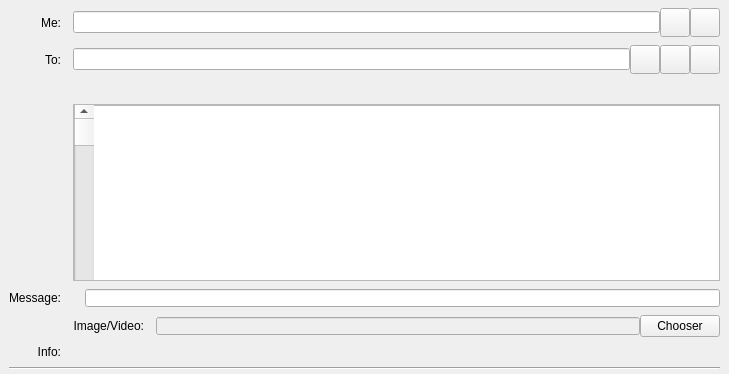
The window that src/qt/forms/chatentry.ui (mceme/ImageCoin) describes before a commit, drawn with Qt 5.
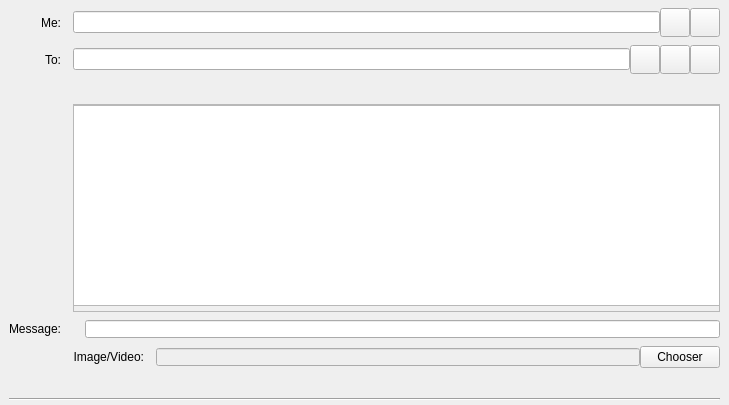
The same window after the commit. Custom widgets are drawn as their Qt base class.

The edit to the form file:
```diff
--- a/src/qt/forms/chatentry.ui
+++ b/src/qt/forms/chatentry.ui
@@ -7,7 +7,7 @@
     <x>0</x>
     <y>0</y>
     <width>729</width>
-    <height>374</height>
+    <height>405</height>
    </rect>
   </property>
   <property name="focusPolicy">
@@ -49,7 +49,7 @@
     <item row="14" column="0">
      <widget class="QLabel" name="messageLabel">
       <property name="text">
-       <string>Info:</string>
+       <string/>
       </property>
       <property name="alignment">
        <set>Qt::AlignRight|Qt::AlignTrailing|Qt::AlignVCenter</set>
@@ -116,7 +116,7 @@
            <x>0</x>
            <y>0</y>
            <width>649</width>
-           <height>168</height>
+           <height>199</height>
           </rect>
          </property>
          <widget class="QTableView" name="chattableView">
@@ -129,19 +129,6 @@
            </rect>
           </property>
          </widget>
-         <widget class="QScrollBar" name="verticalScrollBar">
-          <property name="geometry">
-           <rect>
-            <x>0</x>
-            <y>0</y>
-            <width>20</width>
-            <height>201</height>
-           </rect>
-          </property>
-          <property name="orientation">
-           <enum>Qt::Vertical</enum>
-          </property>
-         </widget>
         </widget>
        </widget>
       </item>
```
